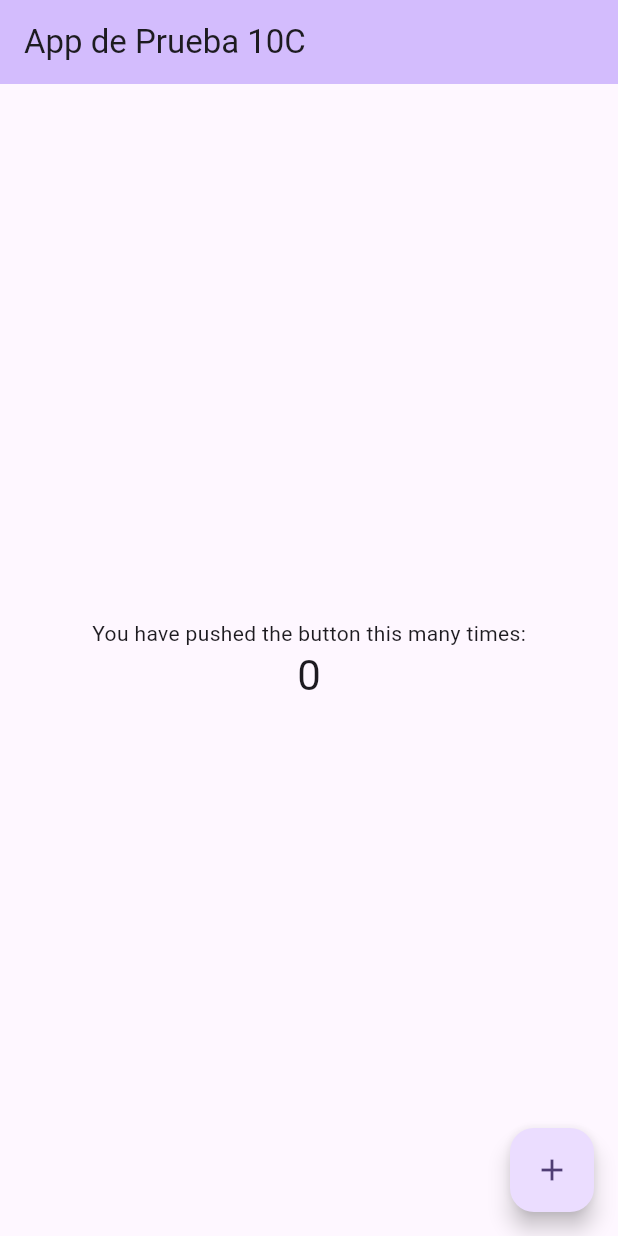
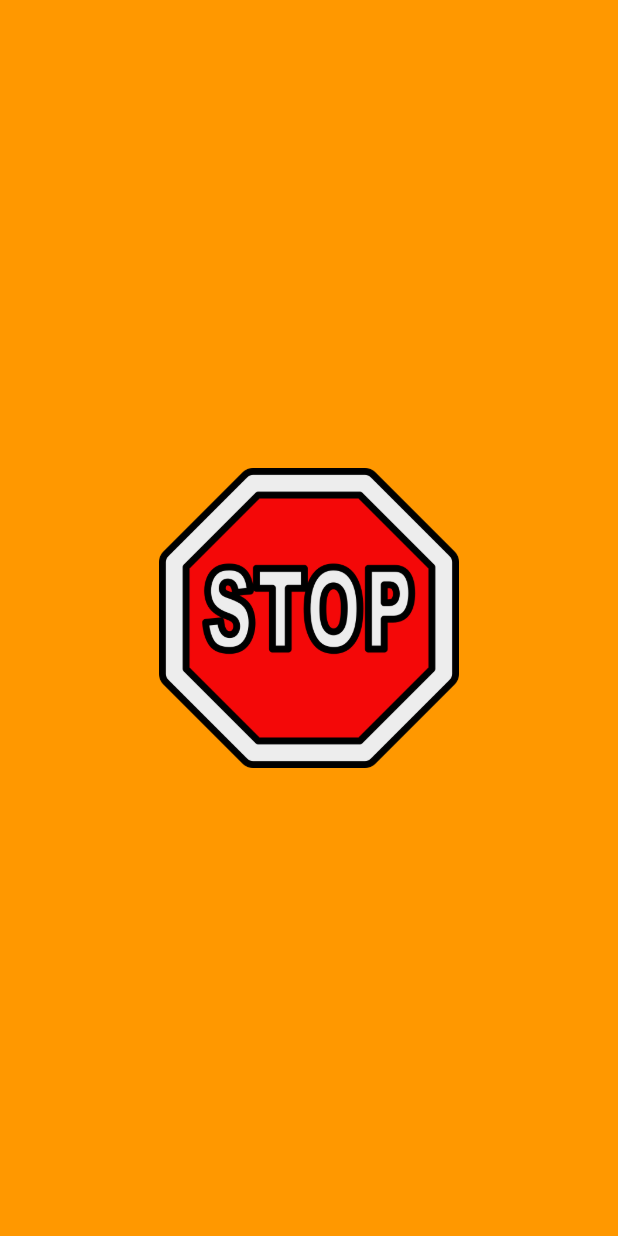
Before and after one commit to LuisVad/learning_lebc_9c, a Flutter app: the screen it shows after launch, on a phone screen of 412 x 824 dp. Run offline on Flutter 3.47's test engine with Material 3 defaults, Android fonts, the light colour scheme and no system bars.

Commit message:
[ADD] Avance #1
Clase DMI 25/09/24

```diff
--- a/lib/main.dart
+++ b/lib/main.dart
@@ -1,4 +1,5 @@
 import 'package:flutter/material.dart';
+import 'package:learning_lebc_9c/widgets/splash_screen.dart';
 
 void main() {
   runApp(const MyApp());
@@ -10,61 +11,9 @@ class MyApp extends StatelessWidget {
   // This widget is the root of your application.
   @override
   Widget build(BuildContext context) {
-    return MaterialApp(
-      title: 'Flutter Demo',
-      theme: ThemeData(
-        colorScheme: ColorScheme.fromSeed(seedColor: Colors.deepPurple),
-        useMaterial3: true,
-      ),
-      home: const MyHomePage(title: 'App de Prueba 10C'),
+    return const MaterialApp(
+      debugShowCheckedModeBanner: false,
+      home: SplashScreen()
     );
   }
 }
-
-class MyHomePage extends StatefulWidget {
-  const MyHomePage({super.key, required this.title});
-
-  final String title;
-
-  @override
-  State<MyHomePage> createState() => _MyHomePageState();
-}
-
-class _MyHomePageState extends State<MyHomePage> {
-  int _counter = 0;
-
-  void _incrementCounter() {
-    setState(() {
-      _counter++;
-    });
-  }
-
-  @override
-  Widget build(BuildContext context) {
-    return Scaffold(
-      appBar: AppBar(
-        backgroundColor: Theme.of(context).colorScheme.inversePrimary,
-        title: Text(widget.title),
-      ),
-      body: Center(
-        child: Column(
-          mainAxisAlignment: MainAxisAlignment.center,
-          children: <Widget>[
-            const Text(
-              'You have pushed the button this many times:',
-            ),
-            Text(
-              '$_counter',
-              style: Theme.of(context).textTheme.headlineMedium,
-            ),
-          ],
-        ),
-      ),
-      floatingActionButton: FloatingActionButton(
-        onPressed: _incrementCounter,
-        tooltip: 'Increment',
-        child: const Icon(Icons.add),
-      ),
-    );
-  }
-}
--- /dev/null
+++ b/lib/widgets/splash_screen.dart
@@ -0,0 +1,21 @@
+import 'package:flutter/material.dart';
+
+class SplashScreen extends StatefulWidget {
+
+const SplashScreen({ super.key });
+
+  @override
+  State<SplashScreen> createState() => _SplashScreenState();
+}
+
+class _SplashScreenState extends State<SplashScreen> {
+  @override
+  Widget build(BuildContext context){
+    return Scaffold(
+      backgroundColor: Colors.orange,
+      body: Center(
+        child: Image.asset('assets/stop.png', width: 200, height: 200,),
+      ),
+    );
+  }
+}
```
Also changed, not shown: lib/widgets/home.dart (added, +44 -0 lines), pubspec.yaml (+3 -71 lines), assets/stop.png (added).
